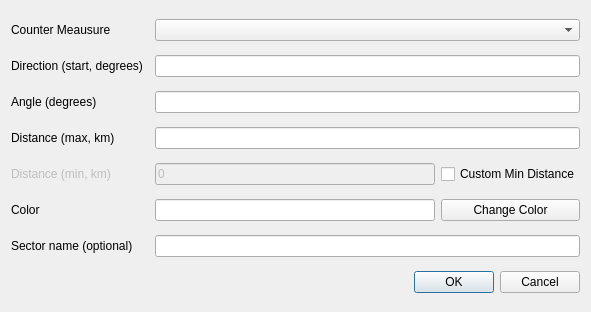
Old version of the form SectorPlot/sectorplot_sector_dialog_base.ui in the repository rduivenvoorde/sectorplot.
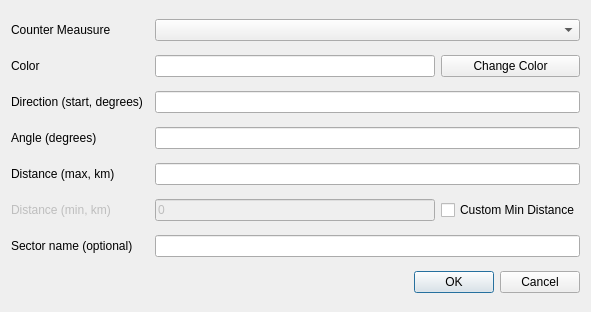
New version of the form.

Patch:
```diff
--- a/SectorPlot/sectorplot_sector_dialog_base.ui
+++ b/SectorPlot/sectorplot_sector_dialog_base.ui
@@ -37,19 +37,8 @@
      </property>
     </widget>
    </item>
-   <item row="6" column="0">
-    <widget class="QLabel" name="lbl_color">
-     <property name="text">
-      <string>Color</string>
-     </property>
-    </widget>
-   </item>
-   <item row="7" column="0">
-    <widget class="QLabel" name="lbl_sector_name">
-     <property name="text">
-      <string>Sector name (optional)</string>
-     </property>
-    </widget>
+   <item row="7" column="2" colspan="2">
+    <widget class="QLineEdit" name="le_sector_name"/>
    </item>
    <item row="3" column="2" colspan="2">
     <widget class="QLineEdit" name="le_angle">
@@ -112,9 +101,6 @@
      </property>
     </widget>
    </item>
-   <item row="7" column="2" colspan="2">
-    <widget class="QLineEdit" name="le_sector_name"/>
-   </item>
    <item row="2" column="2" colspan="2">
     <widget class="QLineEdit" name="le_direction">
      <property name="inputMask">
@@ -135,16 +121,30 @@
      </property>
     </widget>
    </item>
-   <item row="6" column="2">
-    <widget class="QLineEdit" name="le_color"/>
+   <item row="7" column="0">
+    <widget class="QLabel" name="lbl_sector_name">
+     <property name="text">
+      <string>Sector name (optional)</string>
+     </property>
+    </widget>
    </item>
-   <item row="6" column="3">
+   <item row="1" column="0">
+    <widget class="QLabel" name="lbl_color">
+     <property name="text">
+      <string>Color</string>
+     </property>
+    </widget>
+   </item>
+   <item row="1" column="3">
     <widget class="QPushButton" name="btn_color">
      <property name="text">
       <string>Change Color</string>
      </property>
     </widget>
    </item>
+   <item row="1" column="2">
+    <widget class="QLineEdit" name="le_color"/>
+   </item>
   </layout>
  </widget>
  <resources/>
```
